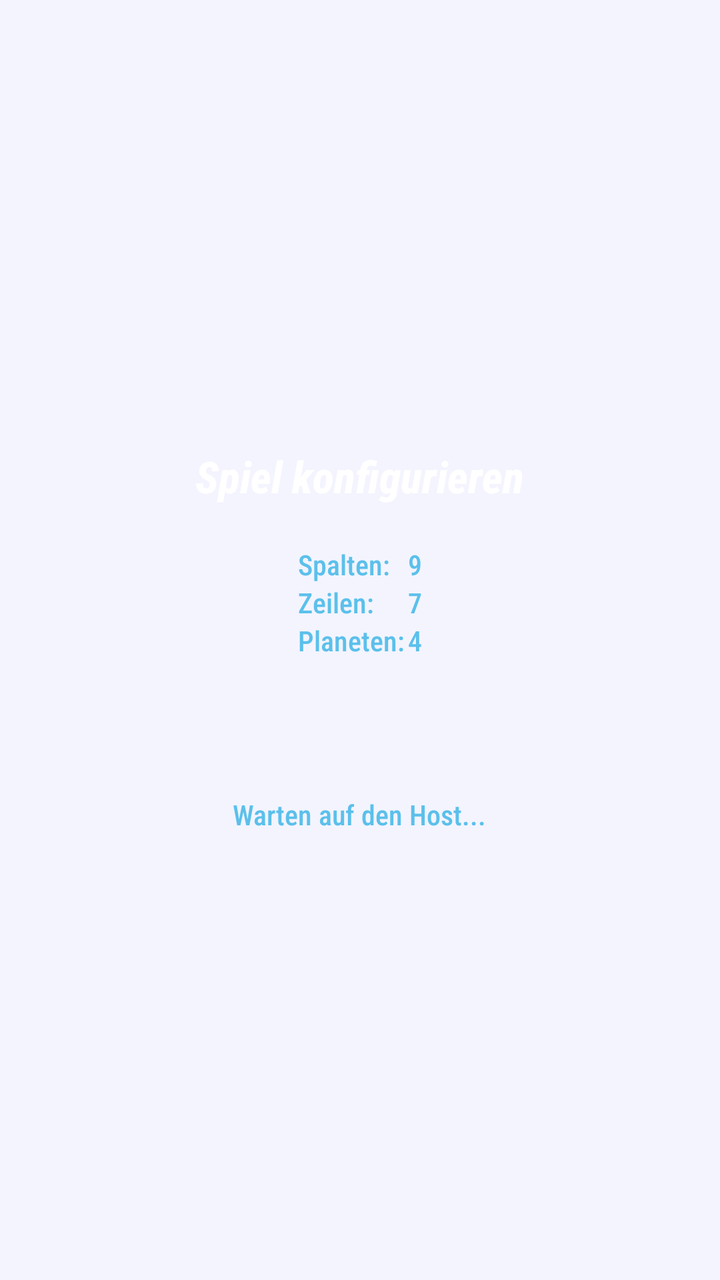
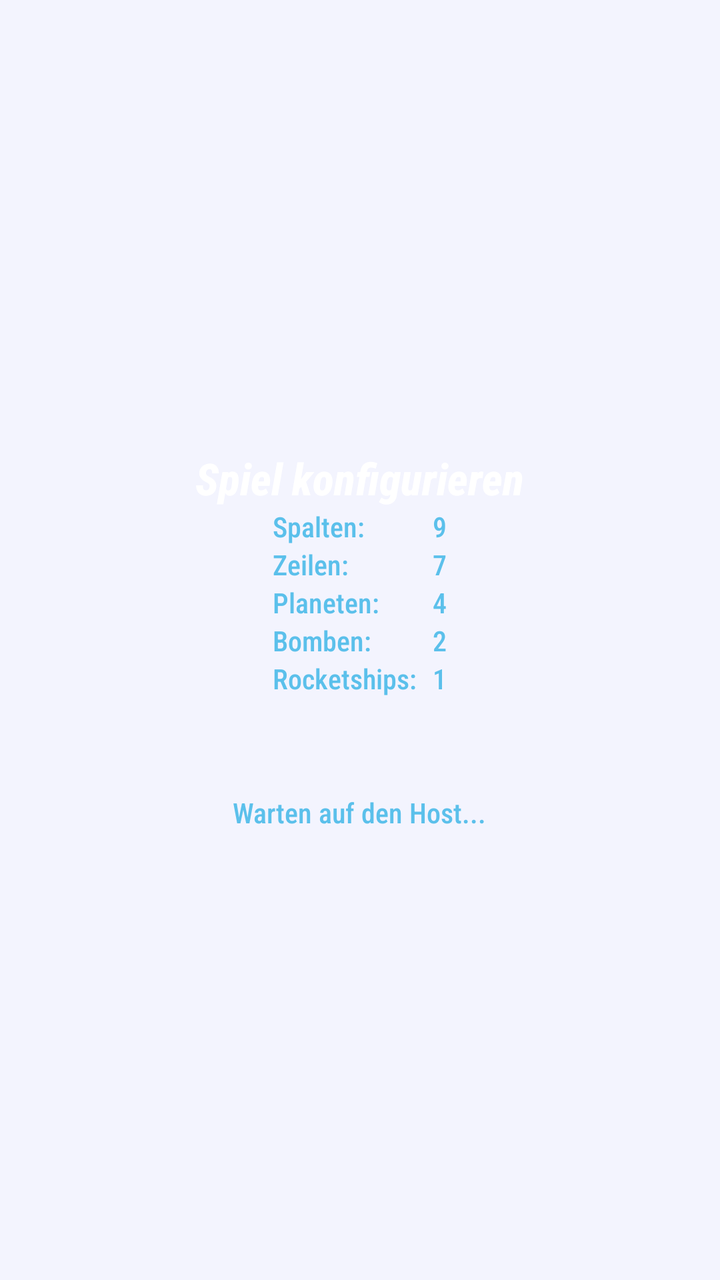

An Android layout rendered at two revisions. The XML below is the earlier revision; the diff shows what the commit changed to produce the second picture.
<!-- AndroidManifest.xml: application theme Theme.Galactica -->
<!-- res/layout/view_multiplayer_lobby_client.xml -->
<?xml version="1.0" encoding="utf-8"?>
<LinearLayout xmlns:android="http://schemas.android.com/apk/res/android"
    android:layout_width="wrap_content"
    android:layout_height="wrap_content"
    android:layout_marginEnd="20dp"
    android:background="@color/transparent_space_glow"
    android:gravity="center"
    android:minWidth="300dp"
    android:orientation="vertical"
    android:padding="10dp">

    <TextView
        android:id="@+id/testConnectionText"
        android:layout_width="wrap_content"
        android:layout_height="wrap_content"
        android:fontFamily="sans-serif-condensed-medium"
        android:text="Spiel konfigurieren"
        android:textAppearance="@style/TextAppearance.AppCompat.Large"
        android:textColor="@color/white"
        android:textStyle="bold|italic" />

    <Space
        android:layout_width="match_parent"
        android:layout_height="20dp" />

    <LinearLayout
        android:layout_width="match_parent"
        android:layout_height="wrap_content"
        android:layout_gravity="top"
        android:orientation="horizontal">

        <LinearLayout
            android:layout_width="wrap_content"
            android:layout_height="wrap_content"
            android:layout_gravity="center"
            android:layout_weight="1"
            android:orientation="vertical">

            <LinearLayout
                android:layout_width="wrap_content"
                android:layout_height="wrap_content"
                android:layout_gravity="center"
                android:orientation="horizontal">

                <TextView
                    android:layout_width="55dp"
                    android:layout_height="wrap_content"
                    android:text="Spalten:"
                    android:textColor="@color/space_glow" />

                <TextView
                    android:id="@+id/cols_text"
                    android:layout_width="wrap_content"
                    android:layout_height="wrap_content"
                    android:text="9"
                    android:textColor="@color/space_glow" />
            </LinearLayout>

            <LinearLayout
                android:layout_width="wrap_content"
                android:layout_height="wrap_content"
                android:layout_gravity="center"
                android:orientation="horizontal">

                <TextView
                    android:layout_width="55dp"
                    android:layout_height="wrap_content"
                    android:text="Zeilen:"
                    android:textColor="@color/space_glow" />

                <TextView
                    android:id="@+id/rows_text"
                    android:layout_width="wrap_content"
                    android:layout_height="wrap_content"
                    android:text="7"
                    android:textColor="@color/space_glow" />
            </LinearLayout>

            <LinearLayout
                android:layout_width="wrap_content"
                android:layout_height="wrap_content"
                android:layout_gravity="center"
                android:orientation="horizontal">

                <TextView
                    android:layout_width="55dp"
                    android:layout_height="wrap_content"
                    android:text="Planeten:"
                    android:textColor="@color/space_glow" />

                <TextView
                    android:id="@+id/my_planets"
                    android:layout_width="wrap_content"
                    android:layout_height="wrap_content"
                    android:text="4"
                    android:textColor="@color/space_glow" />
            </LinearLayout>
        </LinearLayout>
    </LinearLayout>

    <Space
        android:layout_width="wrap_content"
        android:layout_height="20dp">
    </Space>

    <ProgressBar
        android:id="@+id/progressBar"
        style="?android:attr/progressBarStyle"
        android:layout_width="match_parent"
        android:layout_height="wrap_content"
        android:progressTint="#FFFFFF" />

    <TextView
        android:layout_width="wrap_content"
        android:layout_height="wrap_content"
        android:text="@string/wait_for_host_text"
        android:textColor="@color/space_glow"></TextView>


</LinearLayout>
<!-- resources referenced by this layout -->
<resources>
  <color name="space_glow">#5BC0EB</color>
  <color name="transparent_space_glow">#1A97D6F0</color>
  <color name="white">#FFFFFFFF</color>
  <string name="wait_for_host_text">Warten auf den Host...</string>
  <style name="Theme.Galactica" parent="Base.Theme.Galactica" />
  <style name="Base.Theme.Galactica" parent="Theme.Material3.Light.NoActionBar">
          <item name="android:forceDarkAllowed">false</item>
          
          <item name="materialButtonStyle">@style/GalacticaButton</item>
  
          
          <item name="materialButtonOutlinedStyle">@style/GalacticaButton.Outlined</item>
  
          
          <item name="textAppearanceBodyLarge">@style/TextAppearance.Galactica.Body</item>
          <item name="fontFamily">sans-serif-condensed-medium</item>
  
          
      </style>
  <style name="GalacticaButton" parent="Widget.Material3.Button">
          <item name="backgroundTint">@color/space_glow</item>
          <item name="android:textColor">@color/white</item>
          <item name="cornerRadius">8dp</item>
          <item name="android:textStyle">bold</item>
          
          <item name="android:minHeight">52dp</item>
          <item name="android:insetTop">2dp</item>
          <item name="android:insetBottom">2dp</item>
          <item name="android:insetLeft">2dp</item>
          <item name="android:insetRight">2dp</item>
          <item name="android:letterSpacing">0.03</item>
      </style>
  <style name="GalacticaButton.Outlined" parent="Widget.Material3.Button.OutlinedButton">
          <item name="strokeColor">@color/space_glow</item>
          <item name="strokeWidth">2dp</item>
          <item name="cornerRadius">2dp</item>
          <item name="android:textColor">@color/white</item>
          <item name="android:minHeight">52dp</item>
      </style>
  <style name="TextAppearance.Galactica.Body" parent="TextAppearance.Material3.BodyLarge">
          <item name="android:textColor">@color/white</item>
      </style>
</resources>

<!-- the commit's change to res/layout/view_multiplayer_lobby_client.xml (unified diff, before → after) -->
@@ -19,10 +19,6 @@
         android:textColor="@color/white"
         android:textStyle="bold|italic" />
 
-    <Space
-        android:layout_width="match_parent"
-        android:layout_height="20dp" />
-
     <LinearLayout
         android:layout_width="match_parent"
         android:layout_height="wrap_content"
@@ -43,7 +39,7 @@
                 android:orientation="horizontal">
 
                 <TextView
-                    android:layout_width="55dp"
+                    android:layout_width="80dp"
                     android:layout_height="wrap_content"
                     android:text="Spalten:"
                     android:textColor="@color/space_glow" />
@@ -63,7 +59,7 @@
                 android:orientation="horizontal">
 
                 <TextView
-                    android:layout_width="55dp"
+                    android:layout_width="80dp"
                     android:layout_height="wrap_content"
                     android:text="Zeilen:"
                     android:textColor="@color/space_glow" />
@@ -83,7 +79,7 @@
                 android:orientation="horizontal">
 
                 <TextView
-                    android:layout_width="55dp"
+                    android:layout_width="80dp"
                     android:layout_height="wrap_content"
                     android:text="Planeten:"
                     android:textColor="@color/space_glow" />
@@ -95,13 +91,49 @@
                     android:text="4"
                     android:textColor="@color/space_glow" />
             </LinearLayout>
+
+            <LinearLayout
+                android:layout_width="wrap_content"
+                android:layout_height="wrap_content"
+                android:layout_gravity="center"
+                android:orientation="horizontal">
+
+                <TextView
+                    android:layout_width="80dp"
+                    android:layout_height="wrap_content"
+                    android:text="Bomben:"
+                    android:textColor="@color/space_glow" />
+
+                <TextView
+                    android:id="@+id/bombs_text"
+                    android:layout_width="wrap_content"
+                    android:layout_height="wrap_content"
+                    android:text="2"
+                    android:textColor="@color/space_glow" />
+            </LinearLayout>
+
+            <LinearLayout
+                android:layout_width="wrap_content"
+                android:layout_height="wrap_content"
+                android:layout_gravity="center"
+                android:orientation="horizontal">
+
+                <TextView
+                    android:layout_width="80dp"
+                    android:layout_height="wrap_content"
+                    android:text="Rocketships:"
+                    android:textColor="@color/space_glow" />
+
+                <TextView
+                    android:id="@+id/rocketship_text"
+                    android:layout_width="wrap_content"
+                    android:layout_height="wrap_content"
+                    android:text="1"
+                    android:textColor="@color/space_glow" />
+            </LinearLayout>
+
         </LinearLayout>
     </LinearLayout>
-
-    <Space
-        android:layout_width="wrap_content"
-        android:layout_height="20dp">
-    </Space>
 
     <ProgressBar
         android:id="@+id/progressBar"
